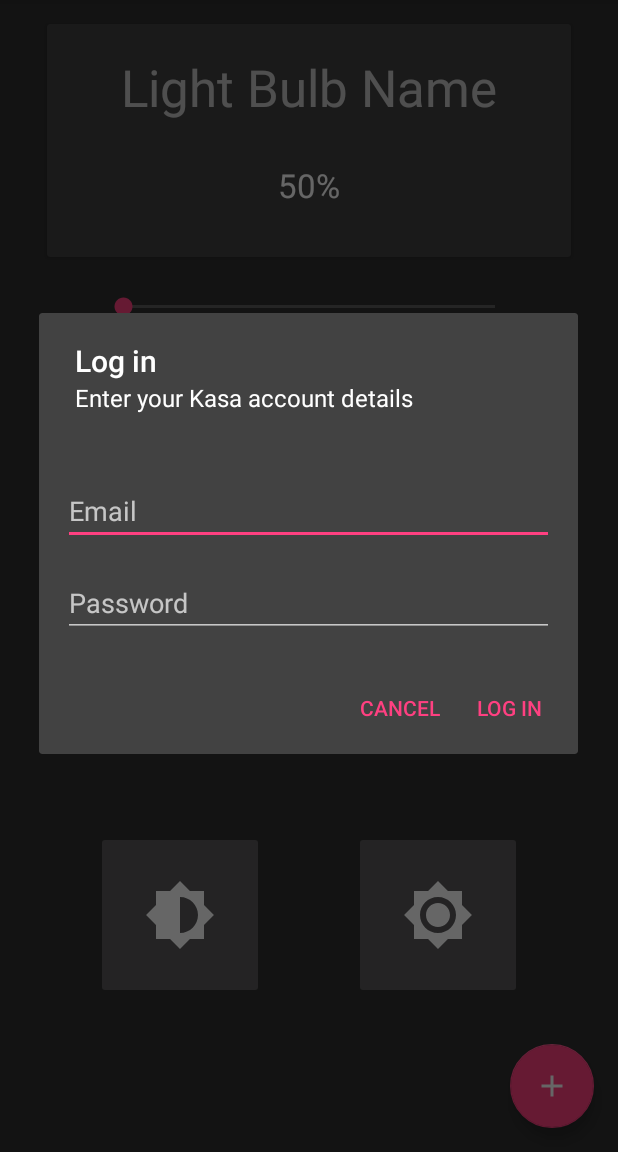
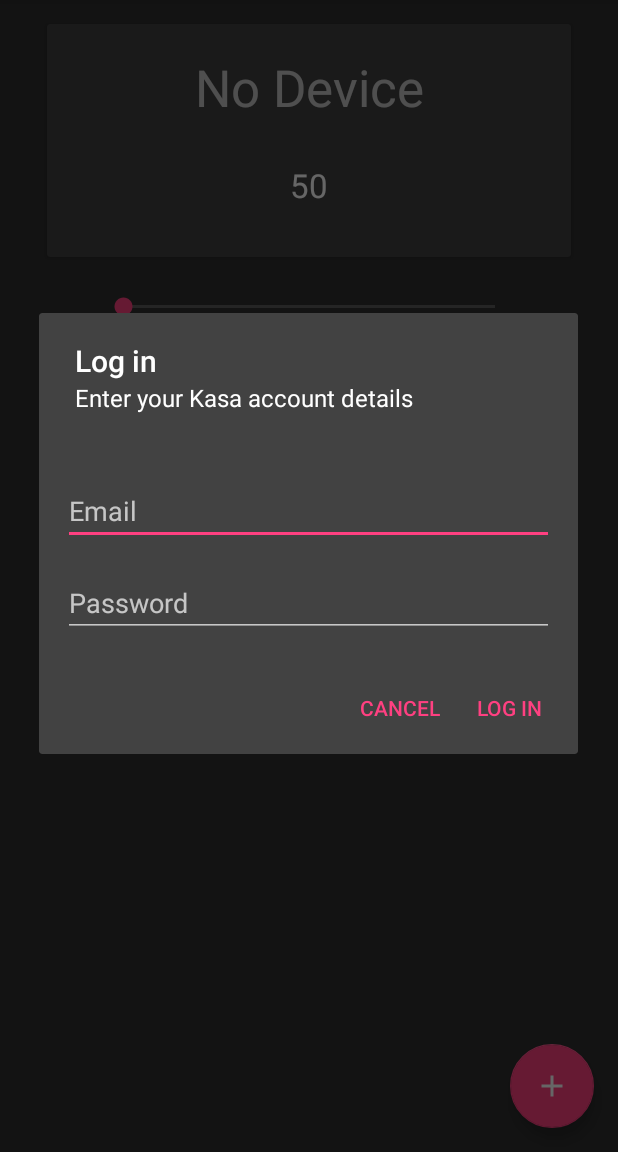
Before and after one commit to oyvindsam/KasaPro, an Android app: the screen it shows after launch (ControlActivity), after a tap on an icon or button, on a phone screen of 412 x 824 dp, the part 84-1236 px from its top. Run offline under Robolectric (Android 15) with nearby library versions, the phone set to English and light mode, and no system bars.

Commit message:
add support for device name and adjust brightness when light is off

```diff
--- a/app/src/main/java/com/samudev/kasapro/control/ControlActivity.kt
+++ b/app/src/main/java/com/samudev/kasapro/control/ControlActivity.kt
@@ -6,6 +6,8 @@ import android.os.Bundle
 import android.support.v7.app.AppCompatActivity
 import android.view.Menu
 import android.view.MenuItem
+import android.widget.ImageButton
+import android.widget.SeekBar
 import android.widget.TextView
 import android.widget.Toast
 import com.samudev.kasapro.R
@@ -26,6 +28,35 @@ class ControlActivity : AppCompatActivity(), ControlContract.View {
         setContentView(R.layout.activity_control)
         setSupportActionBar(toolbar)
 
+        // TODO: kind of ugly, should view be aware of device state? Most likely not
+        ib_50.setOnClickListener {
+            device.brightness = 50
+            device.lightOn = true
+            presenter.adjustLight(device)
+        }
+        ib_100.setOnClickListener {
+            device.brightness = 100
+            device.lightOn = true
+            presenter.adjustLight(device)
+        }
+
+        sb_brightness.setOnSeekBarChangeListener(object: SeekBar.OnSeekBarChangeListener {
+            override fun onProgressChanged(seekBar: SeekBar?, progress: Int, fromUser: Boolean) {
+                if (seekBar == null) return
+                tv_device_brightness.text = seekBar.progress.toString()
+            }
+
+            override fun onStartTrackingTouch(seekBar: SeekBar?) {
+            }
+
+            override fun onStopTrackingTouch(seekBar: SeekBar?) {
+                if (seekBar == null) return
+                device.lightOn = seekBar.progress > 0
+                device.brightness = seekBar.progress
+                presenter.adjustLight(device)
+            }
+        })
+
         fab_add_device.setOnClickListener { view ->
             openAddDeviceDialog()
         }
@@ -33,10 +64,10 @@ class ControlActivity : AppCompatActivity(), ControlContract.View {
         //Create the presenter
         presenter = ControlPresenter(this)
 
-        device = presenter.getDevice(this) ?: Device("", "", false, 0)
+        device = presenter.getDevice(this) ?: Device("", "", "", false, 0)
 
-        if (device.id.isEmpty()) showToast("No device found, click fab to add new")
-        else showToast("Device ${device.id} loaded")
+        if (device.id.isEmpty()) tv_device_name.text = "No Device"
+        else tv_device_name.text = device.name
     }
 
     fun openAddDeviceDialog() {
@@ -56,6 +87,9 @@ class ControlActivity : AppCompatActivity(), ControlContract.View {
 
     override fun deviceUpdated(device: Device) {
         presenter.saveDevice(this, device)
+        tv_device_name.text = device.name
+        tv_device_brightness.text = device.brightness.toString()
+        sb_brightness.progress = device.brightness
         showToast("Device updated: ${device.id}, ${device.brightness}")
     }
 
--- a/app/src/main/java/com/samudev/kasapro/control/ControlContract.kt
+++ b/app/src/main/java/com/samudev/kasapro/control/ControlContract.kt
@@ -23,7 +23,7 @@ interface ControlContract {
         fun getDevice(context: Context): Device? // get saved device or null
         fun saveDevice(context: Context, device: Device)
         fun getNewDevice(email: String?, password: String?): Boolean  // called after user presses 'log in'
-        fun adjustLight(device: Device): Int
+        fun adjustLight(device: Device)
     }
 
 
--- a/app/src/main/java/com/samudev/kasapro/model/Device.kt
+++ b/app/src/main/java/com/samudev/kasapro/model/Device.kt
@@ -1,14 +1,12 @@
 package com.samudev.kasapro.model
 
 
-class Device(val id: String, val token: String, var lightOn: Boolean, brightnessLevel: Int) {
+class Device(val id: String, val token: String, val name: String, var lightOn: Boolean, brightnessLevel: Int) {
 
     var brightness = 0
         set(value) {
             if (value > 100) {
                 field = 100
-            } else if (value < 0) {
-                field = 0
             } else {
                 field = value
             }
--- a/app/src/main/java/com/samudev/kasapro/util/PreferencesUtil.kt
+++ b/app/src/main/java/com/samudev/kasapro/util/PreferencesUtil.kt
@@ -11,6 +11,7 @@ class PreferencesUtil {
         private const val KASA_EMAIL = "com.samudev.kasapro.email"
         private const val KASA_DEVICE_ID = "com.samudev.kasapro.device_id"
         private const val KASA_DEVICE_TOKEN = "com.samudev.kasapro.token"
+        private const val KASA_DEVICE_NAME = "com.samudev.kasapro.name"
         private const val KASA_DEVICE_BRIGHTNESS = "com.samudev.kasapro.brightness"
         private const val KASA_DEVICE_LIGHT_STATE = "com.samudev.kasapro.light_state"
 
@@ -33,17 +34,19 @@ class PreferencesUtil {
 
             val deviceId = preferences.getString(KASA_DEVICE_ID, null) ?: return null
             val deviceToken = preferences.getString(KASA_DEVICE_TOKEN, null) ?: return null
+            val deviceName = preferences.getString(KASA_DEVICE_NAME, null) ?: return null
             val deviceBrightness = preferences.getInt(KASA_DEVICE_BRIGHTNESS, 0)
             val deviceLightState = preferences.getBoolean(KASA_DEVICE_LIGHT_STATE, false)
             if (deviceId.isEmpty() || deviceToken.isEmpty()) return null
 
-            return Device(deviceId, deviceToken, deviceLightState, deviceBrightness)
+            return Device(deviceId, deviceToken, deviceName, deviceLightState, deviceBrightness)
         }
 
         fun saveKasaDevice(context: Context, device: Device) {
             val editor = PreferenceManager.getDefaultSharedPreferences(context).edit()
             editor.putString(KASA_DEVICE_ID, device.id)
             editor.putString(KASA_DEVICE_TOKEN, device.token)
+            editor.putString(KASA_DEVICE_NAME, device.name)
             editor.putInt(KASA_DEVICE_BRIGHTNESS, device.brightness)
             editor.putBoolean(KASA_DEVICE_LIGHT_STATE, device.lightOn)
             editor.apply()
--- /dev/null
+++ b/app/src/main/res/drawable/ic_power_off.xml
@@ -0,0 +1,5 @@
+<vector android:height="24dp" android:tint="#FFFFFF"
+    android:viewportHeight="24.0" android:viewportWidth="24.0"
+    android:width="24dp" xmlns:android="http://schemas.android.com/apk/res/android">
+    <path android:fillColor="#FFF1F1F1" android:pathData="M13,3h-2v10h2L13,3zM17.83,5.17l-1.42,1.42C17.99,7.86 19,9.81 19,12c0,3.87 -3.13,7 -7,7s-7,-3.13 -7,-7c0,-2.19 1.01,-4.14 2.58,-5.42L6.17,5.17C4.23,6.82 3,9.26 3,12c0,4.97 4.03,9 9,9s9,-4.03 9,-9c0,-2.74 -1.23,-5.18 -3.17,-6.83z"/>
+</vector>
--- /dev/null
+++ b/app/src/main/res/drawable/ic_power_on.xml
@@ -0,0 +1,5 @@
+<vector android:height="24dp" android:tint="#FFFFFF"
+    android:viewportHeight="24.0" android:viewportWidth="24.0"
+    android:width="24dp" xmlns:android="http://schemas.android.com/apk/res/android">
+    <path android:fillColor="#FF000000" android:pathData="M13,3h-2v10h2L13,3zM17.83,5.17l-1.42,1.42C17.99,7.86 19,9.81 19,12c0,3.87 -3.13,7 -7,7s-7,-3.13 -7,-7c0,-2.19 1.01,-4.14 2.58,-5.42L6.17,5.17C4.23,6.82 3,9.26 3,12c0,4.97 4.03,9 9,9s9,-4.03 9,-9c0,-2.74 -1.23,-5.18 -3.17,-6.83z"/>
+</vector>
--- a/app/src/main/res/layout/activity_control.xml
+++ b/app/src/main/res/layout/activity_control.xml
@@ -20,10 +20,6 @@
             app:popupTheme="@style/AppTheme.PopupOverlay" />
 
     </android.support.design.widget.AppBarLayout>
-
-    <include
-        android:id="@+id/include"
-        layout="@layout/content_control" />
 
     <android.support.design.widget.FloatingActionButton
         android:id="@+id/fab_add_device"
@@ -69,7 +65,7 @@
         android:layout_height="wrap_content"
         android:layout_gravity="center_vertical"
         android:layout_marginTop="28dp"
-        android:text="50%"
+        android:text="50"
         android:textAppearance="@style/TextAppearance.AppCompat.Large"
         android:translationZ="2dp"
         app:layout_constraintEnd_toEndOf="@+id/cw_device"
@@ -118,5 +114,4 @@
         app:srcCompat="@drawable/ic_brightness_100" />
 
 
-
 </android.support.constraint.ConstraintLayout>
--- a/app/src/main/res/layout/content_control.xml
+++ /dev/null
@@ -1,20 +0,0 @@
-<?xml version="1.0" encoding="utf-8"?>
-<android.support.constraint.ConstraintLayout xmlns:android="http://schemas.android.com/apk/res/android"
-    xmlns:app="http://schemas.android.com/apk/res-auto"
-    xmlns:tools="http://schemas.android.com/tools"
-    android:layout_width="match_parent"
-    android:layout_height="match_parent"
-    app:layout_behavior="@string/appbar_scrolling_view_behavior"
-    tools:context=".control.ControlActivity"
-    tools:showIn="@layout/activity_control">
-
-    <TextView
-        android:layout_width="wrap_content"
-        android:layout_height="wrap_content"
-        android:text="@string/no_device_found"
-        app:layout_constraintBottom_toBottomOf="parent"
-        app:layout_constraintLeft_toLeftOf="parent"
-        app:layout_constraintRight_toRightOf="parent"
-        app:layout_constraintTop_toTopOf="parent" />
-
-</android.support.constraint.ConstraintLayout>
```
Also changed, not shown: app/src/main/java/com/samudev/kasapro/control/ControlPresenter.kt (+5 -10 lines), app/src/main/java/com/samudev/kasapro/web/WebUtil.kt (+8 -6 lines).
